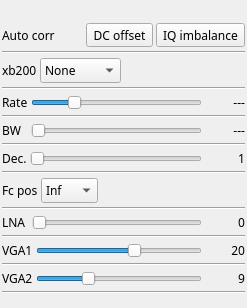
Qt form plugins/samplesource/bladerf/bladerfgui.ui (f4exb/sdrangel) before a commit.
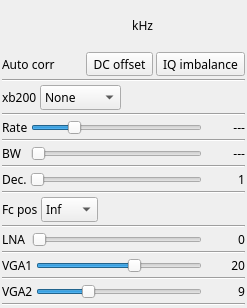
The same form after that commit. Custom widgets are drawn as their Qt base class.

Commit message: Added frequency units to BaldeRF GUI Rx center frequency dial

Diff of the .ui file:
```diff
--- a/plugins/samplesource/bladerf/bladerfgui.ui
+++ b/plugins/samplesource/bladerf/bladerfgui.ui
@@ -76,6 +76,14 @@
        <property name="toolTip">
         <string>Tuner center frequency in kHz</string>
        </property>
+       <zorder>freqRightlSpacer</zorder>
+      </widget>
+     </item>
+     <item>
+      <widget class="QLabel" name="freqUnits">
+       <property name="text">
+        <string> kHz</string>
+       </property>
       </widget>
      </item>
      <item>
```
The commit also changes 1 other file.
